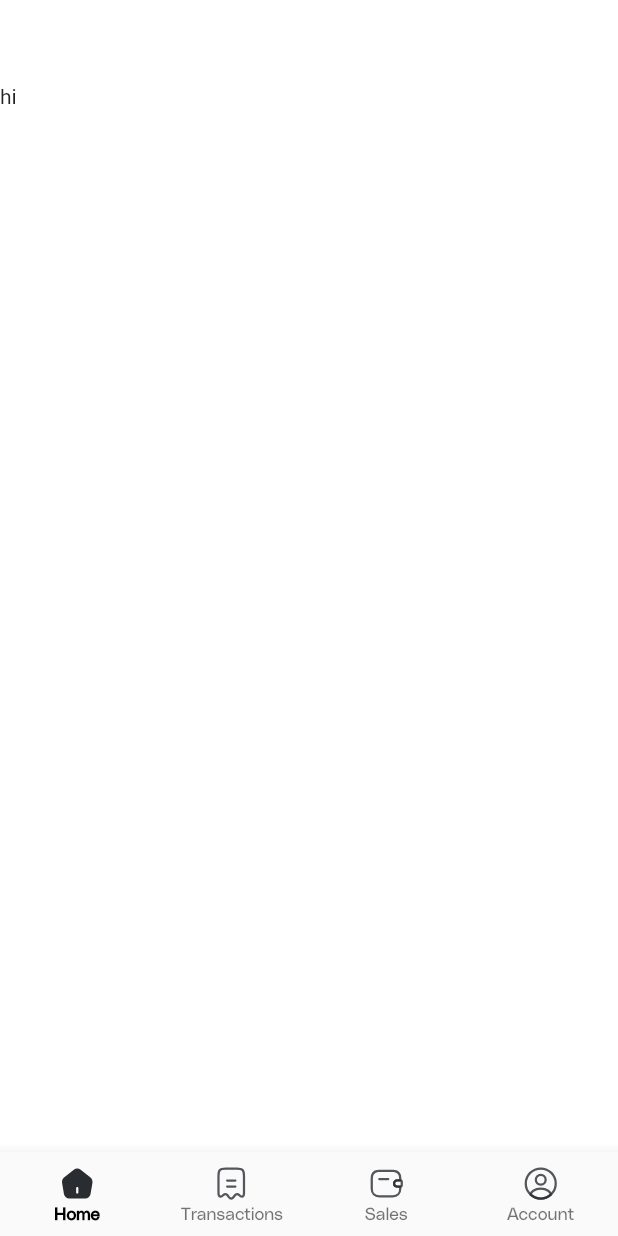
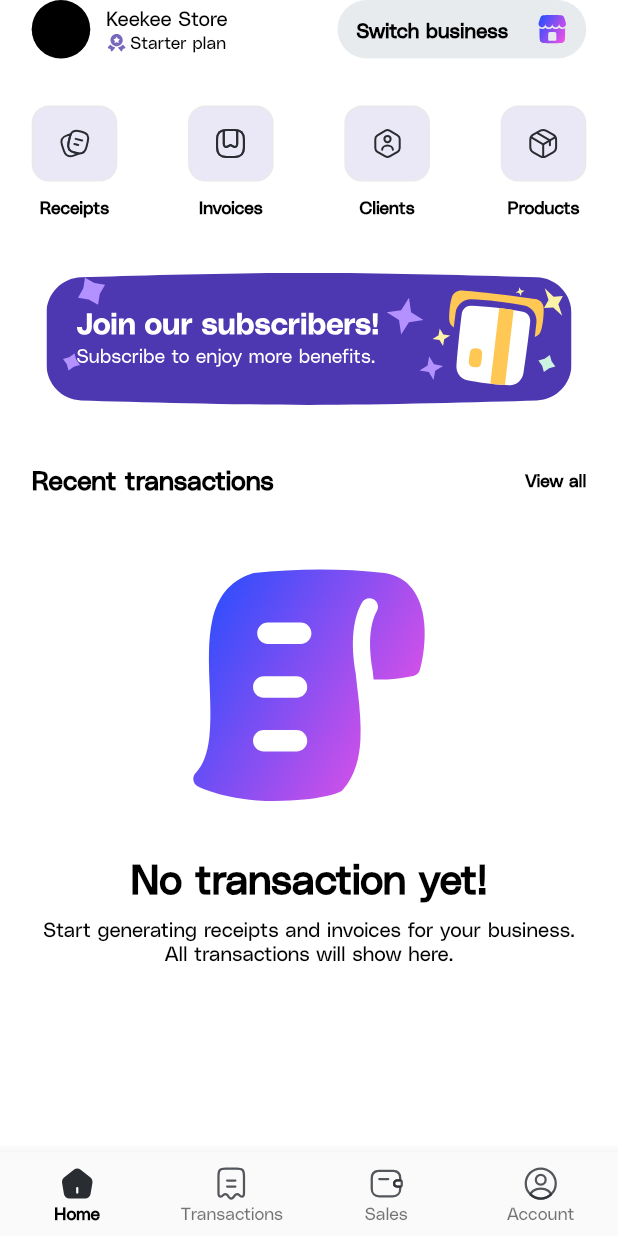
Before and after one commit to MaxTrent/payvidence, a Flutter app: the HomePage screen opened by its route, on a phone screen of 412 x 824 dp. Run offline on Flutter 3.47's test engine with Material 3 defaults, Android fonts, the phone set to English and light mode, and no system bars; our stand-ins replace flutter_riverpod, flutter_screenutil, flutter_svg, go_router, pinput.

Commit message:
empty business screen

```diff
--- a/lib/components/app_card.dart
+++ b/lib/components/app_card.dart
@@ -0,0 +1,48 @@
+import 'package:flutter/material.dart';
+import 'package:flutter_screenutil/flutter_screenutil.dart';
+import 'package:flutter_svg/svg.dart';
+
+import '../constants/app_colors.dart';
+import '../gen/assets.gen.dart';
+
+class AppCard extends StatelessWidget {
+  AppCard({
+    required this.text,
+    required this.icon,
+    super.key,
+  });
+
+  String icon;
+  String text;
+
+  @override
+  Widget build(BuildContext context) {
+    return Column(
+      children: [
+        Container(
+          height: 52.h,
+          width: 54.w,
+          decoration: BoxDecoration(
+            color: appGrey3,
+            borderRadius: BorderRadius.circular(12.r),
+            border: Border.all(color: borderGrey, width: 1.h),
+          ),
+          child: Padding(
+            padding: EdgeInsets.all(14.h),
+            child: SvgPicture.asset(icon),
+          ),
+        ),
+        SizedBox(
+          height: 10.h,
+        ),
+        Text(
+          text,
+          style: Theme.of(context)
+              .textTheme
+              .displayMedium!
+              .copyWith(fontSize: 12.sp),
+        )
+      ],
+    );
+  }
+}
--- a/lib/constants/app_colors.dart
+++ b/lib/constants/app_colors.dart
@@ -5,6 +5,9 @@ const Color primaryColor2 = Color(0xff4E38B2);
 const Color primaryColor3 = Color(0xff7767BD);
 const Color primaryColor4 = Color(0xff7767BD);
 const Color appGrey = Color(0xffD9D9D9);
-const Color scaffoldBackground = Color(0xffE3DDFF);
+const Color appGrey2 = Color(0xffE8EBEE);
+const Color appGrey3 = Color(0xffEAE7F6);
+const Color borderGrey = Color(0xffE9E9E9)
+;const Color scaffoldBackground = Color(0xffE3DDFF);
 const Color borderColor = Color(0xffB8B8B8);
 const Color hintTextColor = Color(0xff969696);
--- a/lib/gen/assets.gen.dart
+++ b/lib/gen/assets.gen.dart
@@ -39,17 +39,32 @@ class $AssetsSvgGen {
   /// File path: assets/svg/backbutton.svg
   String get backbutton => 'assets/svg/backbutton.svg';
 
+  /// File path: assets/svg/client.svg
+  String get client => 'assets/svg/client.svg';
+
+  /// File path: assets/svg/empty briefcase.svg
+  String get emptyBriefcase => 'assets/svg/empty briefcase.svg';
+
+  /// File path: assets/svg/empty transaction.svg
+  String get emptyTransaction => 'assets/svg/empty transaction.svg';
+
   /// File path: assets/svg/home.svg
   String get home => 'assets/svg/home.svg';
 
   /// File path: assets/svg/home_ol.svg
   String get homeOl => 'assets/svg/home_ol.svg';
 
+  /// File path: assets/svg/invoice.svg
+  String get invoice => 'assets/svg/invoice.svg';
+
   /// File path: assets/svg/password.svg
   String get password => 'assets/svg/password.svg';
 
   /// File path: assets/svg/password_success.svg
   String get passwordSuccess => 'assets/svg/password_success.svg';
+
+  /// File path: assets/svg/product.svg
+  String get product => 'assets/svg/product.svg';
 
   /// File path: assets/svg/profile.svg
   String get profile => 'assets/svg/profile.svg';
@@ -59,6 +74,18 @@ class $AssetsSvgGen {
 
   /// File path: assets/svg/profile_ol.svg
   String get profileOl => 'assets/svg/profile_ol.svg';
+
+  /// File path: assets/svg/receipt.svg
+  String get receipt => 'assets/svg/receipt.svg';
+
+  /// File path: assets/svg/ribbon.svg
+  String get ribbon => 'assets/svg/ribbon.svg';
+
+  /// File path: assets/svg/store.svg
+  String get store => 'assets/svg/store.svg';
+
+  /// File path: assets/svg/subscribe.svg
+  String get subscribe => 'assets/svg/subscribe.svg';
 
   /// File path: assets/svg/transaction.svg
   String get transaction => 'assets/svg/transaction.svg';
@@ -75,13 +102,22 @@ class $AssetsSvgGen {
   /// List of all assets
   List<String> get values => [
         backbutton,
+        client,
+        emptyBriefcase,
+        emptyTransaction,
         home,
         homeOl,
+        invoice,
         password,
         passwordSuccess,
+        product,
         profile,
         profileConfetti,
         profileOl,
+        receipt,
+        ribbon,
+        store,
+        subscribe,
         transaction,
         transactionOl,
         wallet,
--- a/lib/main.dart
+++ b/lib/main.dart
@@ -8,8 +8,10 @@ import 'package:payvidence/screens/account_success/account_success.dart';
 import 'package:payvidence/screens/change_password_success/change_password_success.dart';
 import 'package:payvidence/screens/create_account/create_account.dart';
 import 'package:payvidence/screens/create_new_password/create_new_password.dart';
+import 'package:payvidence/screens/empty_business/empty_business.dart';
 import 'package:payvidence/screens/forgot_password/forgot_password.dart';
 import 'package:payvidence/screens/login/login.dart';
+import 'package:payvidence/screens/nav_screens/home.dart';
 import 'package:payvidence/screens/nav_screens/home_page.dart';
 import 'package:payvidence/screens/onboarding/onboarding.dart';
 import 'package:payvidence/screens/otp/otp.dart';
@@ -62,6 +64,14 @@ class MyApp extends StatelessWidget {
         path: '/createNewPassword',
         builder: (context, state) => CreateNewPassword(),
       ),
+      GoRoute(
+        path: '/emptyBusiness',
+        builder: (context, state) => EmptyBusiness(),
+      ),
+      GoRoute(
+        path: '/homescreen',
+        builder: (context, state) => HomeScreen(),
+      ),
 GoRoute(
   path: '/home',
   builder: (context, state) => HomePage(),
--- a/lib/screens/empty_business/empty_business.dart
+++ b/lib/screens/empty_business/empty_business.dart
@@ -0,0 +1,32 @@
+import 'package:flutter/material.dart';
+import 'package:flutter_screenutil/flutter_screenutil.dart';
+import 'package:flutter_svg/svg.dart';
+import 'package:payvidence/components/app_button.dart';
+
+import '../../gen/assets.gen.dart';
+
+class EmptyBusiness extends StatelessWidget {
+  const EmptyBusiness({super.key});
+
+  @override
+  Widget build(BuildContext context) {
+    return Scaffold(
+      appBar: AppBar(),
+      body: Padding(
+        padding:  EdgeInsets.symmetric(horizontal: 20.w),
+        child: Column(
+          mainAxisAlignment: MainAxisAlignment.center,
+          crossAxisAlignment: CrossAxisAlignment.center,
+          children: [
+            SvgPicture.asset(Assets.svg.emptyBriefcase),
+            SizedBox(height: 40.h,),
+            Text('No business added!', style: Theme.of(context).textTheme.displayLarge,),
+            SizedBox(height: 10.h,),
+            Text('Start generating receipts and invoices for your business. All transactions will show here.',textAlign: TextAlign.center, style: Theme.of(context).textTheme.displaySmall!.copyWith(fontSize: 14.sp, ))
+          ],
+        ),
+      ),
+      floatingActionButton: AppButton(buttonText: 'Set-up business', onPressed: (){}),
+    );
+  }
+}
--- a/lib/screens/nav_screens/home.dart
+++ b/lib/screens/nav_screens/home.dart
@@ -0,0 +1,131 @@
+import 'package:flutter/material.dart';
+import 'package:flutter_screenutil/flutter_screenutil.dart';
+import 'package:flutter_svg/svg.dart';
+import 'package:go_router/go_router.dart';
+import 'package:payvidence/components/app_button.dart';
+import 'package:payvidence/constants/app_colors.dart';
+
+import '../../components/app_card.dart';
+import '../../gen/assets.gen.dart';
+
+class HomeScreen extends StatelessWidget {
+  const HomeScreen({super.key});
+
+  @override
+  Widget build(BuildContext context) {
+    return Scaffold(
+      body: SafeArea(
+          child: Padding(
+        padding: EdgeInsets.symmetric(horizontal: 20.w),
+        child: Column(
+          crossAxisAlignment: CrossAxisAlignment.center,
+          children: [
+            Row(
+              mainAxisAlignment: MainAxisAlignment.spaceBetween,
+              children: [
+                Row(
+                  children: [
+                    CircleAvatar(
+                      radius: 20.r,
+                      backgroundColor: Colors.black,
+                    ),
+                    SizedBox(
+                      width: 10.w,
+                    ),
+                    Column(
+                      crossAxisAlignment: CrossAxisAlignment.start,
+                      children: [
+                        Text(
+                          'Keekee Store',
+                          style: Theme.of(context)
+                              .textTheme
+                              .displaySmall!
+                              .copyWith(fontSize: 14.sp),
+                        ),
+                        Row(
+                          children: [
+                            SvgPicture.asset(Assets.svg.ribbon),
+                            SizedBox(
+                              width: 2.w,
+                            ),
+                            Text(
+                              'Starter plan',
+                              style: Theme.of(context)
+                                  .textTheme
+                                  .displaySmall!
+                                  .copyWith(fontSize: 12.sp),
+                            ),
+
+                          ],
+                        )
+                      ],
+                    ),
+                  ],
+                ),
+                SizedBox(
+                  width: 15.w,
+                ),
+                GestureDetector(
+                  onTap: (){
+                    context.push('/emptyBusiness');
+                  },
+                  child: Container(
+                    height: 40.h,
+                    width: 157.w,
+                    decoration: BoxDecoration(
+                      color: appGrey2,
+                      borderRadius: BorderRadius.circular(24.r)
+                    ),
+                    child: Padding(
+                      padding:  EdgeInsets.symmetric(horizontal: 12.w),
+                      child: Row(
+                        mainAxisAlignment: MainAxisAlignment.spaceBetween,
+                        children: [
+                          Text('Switch business', style: Theme.of(context)
+                              .textTheme
+                              .displayMedium!
+                              .copyWith(fontSize: 14.sp),),
+                          SvgPicture.asset(Assets.svg.store),
+                        ],
+                      ),
+                    ),
+                  ),
+                )
+              ],
+            ),
+            SizedBox(height: 32.h,),
+            Row(
+              mainAxisAlignment: MainAxisAlignment.spaceBetween,
+              children: [
+                AppCard(text: 'Receipts',
+                icon: Assets.svg.receipt,),
+                AppCard(text: 'Invoices',
+                  icon: Assets.svg.invoice,),
+                AppCard(text: 'Clients',
+                  icon: Assets.svg.client,),
+                AppCard(text: 'Products',
+                  icon: Assets.svg.product,),
+              ],
+            ),
+            SizedBox(height: 38.h,),
+            SvgPicture.asset(Assets.svg.subscribe),
+            SizedBox(height: 40.h,),
+            Row(
+              mainAxisAlignment: MainAxisAlignment.spaceBetween,
+              children: [
+                Text('Recent transactions', style: Theme.of(context).textTheme.displayMedium,),
+                Text('View all', style: Theme.of(context).textTheme.displayMedium!.copyWith(fontSize: 12.sp ),),
+              ],
+            ),
+            SizedBox(height: 48.h,),
+            SvgPicture.asset(Assets.svg.emptyTransaction),
+            SizedBox(height: 32.h,),
+            Text('No transaction yet!', style: Theme.of(context).textTheme.displayLarge,),
+          SizedBox(height: 10.h,),
+            Text('Start generating receipts and invoices for your business. All transactions will show here.',textAlign: TextAlign.center, style: Theme.of(context).textTheme.displaySmall!.copyWith(fontSize: 14.sp, ))
+          ],
+        ),
+      )),
+    );
+  }
+}
--- a/lib/screens/nav_screens/home_page.dart
+++ b/lib/screens/nav_screens/home_page.dart
@@ -2,6 +2,7 @@ import 'package:flutter/material.dart';
 import 'package:flutter_riverpod/flutter_riverpod.dart';
 import 'package:flutter_screenutil/flutter_screenutil.dart';
 import 'package:flutter_svg/flutter_svg.dart';
+import 'package:payvidence/screens/nav_screens/home.dart';
 import 'package:payvidence/screens/nav_screens/homepage_vm.dart';
 
 import '../../gen/assets.gen.dart';
@@ -15,16 +16,7 @@ class HomePage extends ConsumerWidget {
     final viewModel = HomePageViewModel(ref);
 
     final List<Widget> _pages = [
-      SafeArea(
-        child: Scaffold(
-          appBar: AppBar(
-            title: Text('1234567'),
-          ),
-          body: Column(
-            children: [Text('hi')],
-          ),
-        ),
-      ),
+     HomeScreen(),
       Scaffold(
         appBar: AppBar(
           title: Text('2'),
```
